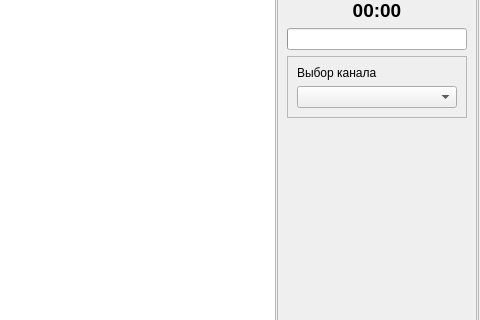
First picture: the form in metodics/trenagers/trentakeputexecute.ui, repository grigp/a-analyser, before the edit; both pictures show x 387 to 867 and y 122 to 442 of the 867 by 648 pixel window.
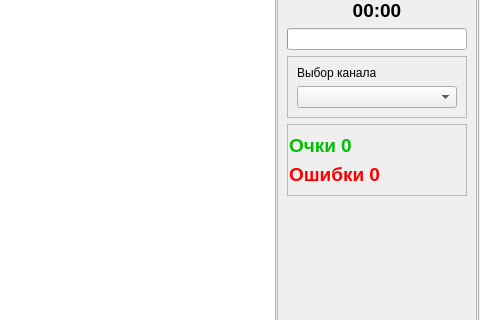
Second picture: the form after the edit. Icons and pictures are not drawn.

Patch:
```diff
--- a/metodics/trenagers/trentakeputexecute.ui
+++ b/metodics/trenagers/trentakeputexecute.ui
@@ -218,6 +218,163 @@
            </layout>
           </widget>
          </item>
+         <item>
+          <widget class="QFrame" name="frParams">
+           <property name="palette">
+            <palette>
+             <active>
+              <colorrole role="Base">
+               <brush brushstyle="SolidPattern">
+                <color alpha="255">
+                 <red>255</red>
+                 <green>255</green>
+                 <blue>255</blue>
+                </color>
+               </brush>
+              </colorrole>
+             </active>
+             <inactive>
+              <colorrole role="Base">
+               <brush brushstyle="SolidPattern">
+                <color alpha="255">
+                 <red>255</red>
+                 <green>255</green>
+                 <blue>255</blue>
+                </color>
+               </brush>
+              </colorrole>
+             </inactive>
+             <disabled>
+              <colorrole role="Base">
+               <brush brushstyle="SolidPattern">
+                <color alpha="255">
+                 <red>240</red>
+                 <green>240</green>
+                 <blue>240</blue>
+                </color>
+               </brush>
+              </colorrole>
+             </disabled>
+            </palette>
+           </property>
+           <property name="font">
+            <font>
+             <pointsize>14</pointsize>
+             <weight>75</weight>
+             <bold>true</bold>
+            </font>
+           </property>
+           <property name="frameShape">
+            <enum>QFrame::StyledPanel</enum>
+           </property>
+           <property name="frameShadow">
+            <enum>QFrame::Raised</enum>
+           </property>
+           <layout class="QVBoxLayout" name="verticalLayout_4">
+            <property name="leftMargin">
+             <number>1</number>
+            </property>
+            <property name="rightMargin">
+             <number>1</number>
+            </property>
+            <item>
+             <widget class="QLabel" name="lblGameScore">
+              <property name="palette">
+               <palette>
+                <active>
+                 <colorrole role="WindowText">
+                  <brush brushstyle="SolidPattern">
+                   <color alpha="255">
+                    <red>1</red>
+                    <green>191</green>
+                    <blue>1</blue>
+                   </color>
+                  </brush>
+                 </colorrole>
+                </active>
+                <inactive>
+                 <colorrole role="WindowText">
+                  <brush brushstyle="SolidPattern">
+                   <color alpha="255">
+                    <red>1</red>
+                    <green>191</green>
+                    <blue>1</blue>
+                   </color>
+                  </brush>
+                 </colorrole>
+                </inactive>
+                <disabled>
+                 <colorrole role="WindowText">
+                  <brush brushstyle="SolidPattern">
+                   <color alpha="255">
+                    <red>120</red>
+                    <green>120</green>
+                    <blue>120</blue>
+                   </color>
+                  </brush>
+                 </colorrole>
+                </disabled>
+               </palette>
+              </property>
+              <property name="font">
+               <font>
+                <pointsize>14</pointsize>
+                <weight>75</weight>
+                <bold>true</bold>
+               </font>
+              </property>
+              <property name="text">
+               <string>Очки 0</string>
+              </property>
+             </widget>
+            </item>
+            <item>
+             <widget class="QLabel" name="lblGameErrors">
+              <property name="palette">
+               <palette>
+                <active>
+                 <colorrole role="WindowText">
+                  <brush brushstyle="SolidPattern">
+                   <color alpha="255">
+                    <red>255</red>
+                    <green>0</green>
+                    <blue>0</blue>
+                   </color>
+                  </brush>
+                 </colorrole>
+                </active>
+                <inactive>
+                 <colorrole role="WindowText">
+                  <brush brushstyle="SolidPattern">
+                   <color alpha="255">
+                    <red>255</red>
+                    <green>0</green>
+                    <blue>0</blue>
+                   </color>
+                  </brush>
+                 </colorrole>
+                </inactive>
+                <disabled>
+                 <colorrole role="WindowText">
+                  <brush brushstyle="SolidPattern">
+                   <color alpha="255">
+                    <red>120</red>
+                    <green>120</green>
+                    <blue>120</blue>
+                   </color>
+                  </brush>
+                 </colorrole>
+                </disabled>
+               </palette>
+              </property>
+              <property name="text">
+               <string>Ошибки 0</string>
+              </property>
+             </widget>
+            </item>
+           </layout>
+          </widget>
+         </item>
          <item>
           <spacer name="verticalSpacer">
            <property name="orientation">
```
